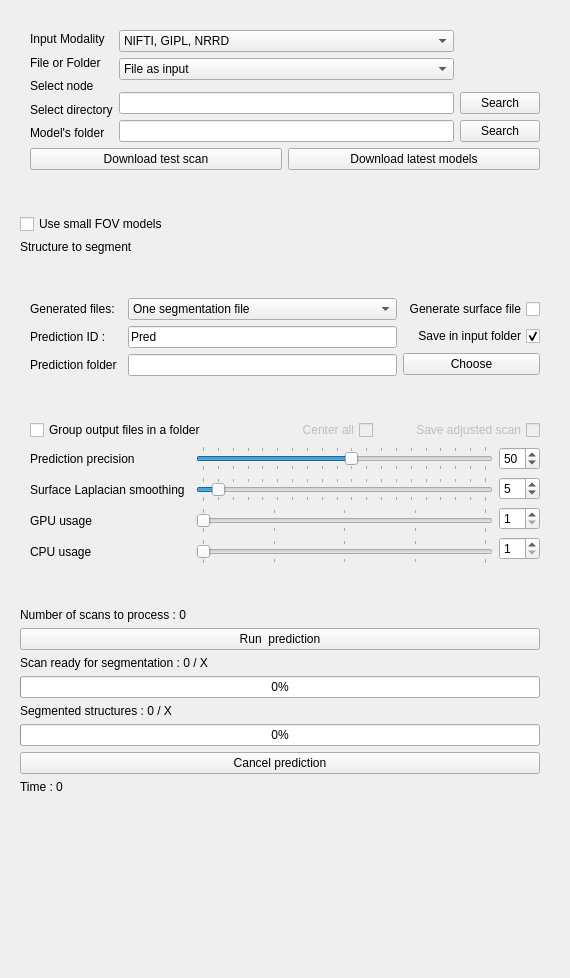
Qt form AMASSS/Resources/UI/AMASSS.ui (DCBIA-OrthoLab/SlicerAutomatedDentalTools) before a commit.
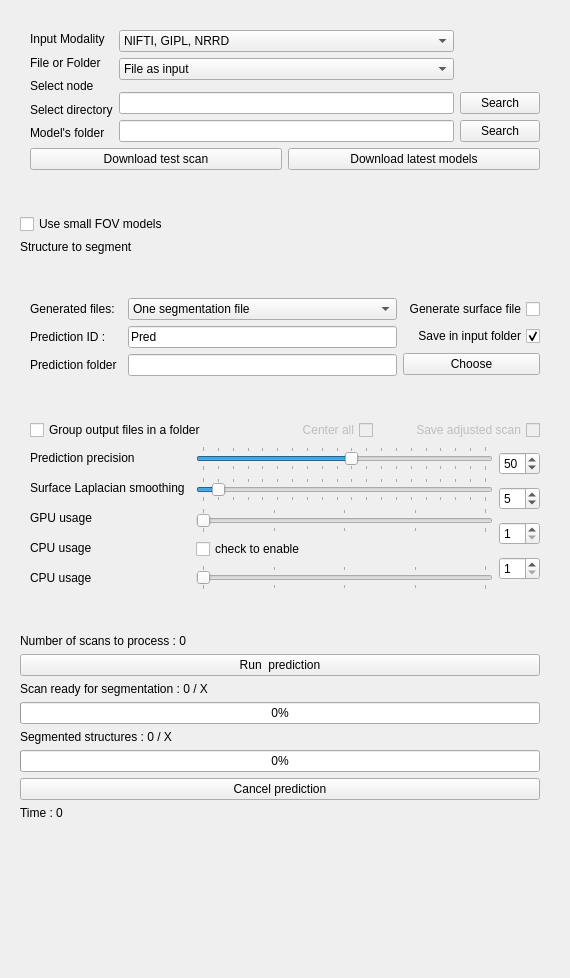
The same form after that commit. Custom widgets are drawn as their Qt base class.

Commit message: ENH: host memory choice

Diff of the .ui file:
```diff
--- a/AMASSS/Resources/UI/AMASSS.ui
+++ b/AMASSS/Resources/UI/AMASSS.ui
@@ -539,6 +539,17 @@
               </property>
              </widget>
             </item>
+            <item>
+             <layout class="QVBoxLayout" name="verticalLayout_5">
+              <item>
+               <widget class="QLabel" name="label_CPU_use">
+                <property name="text">
+                 <string>CPU usage</string>
+                </property>
+               </widget>
+              </item>
+             </layout>
+            </item>
             <item>
              <widget class="QLabel" name="label_4">
               <property name="text">
@@ -622,6 +633,13 @@
               </property>
              </widget>
             </item>
+            <item>
+             <widget class="QCheckBox" name="host_memory">
+              <property name="text">
+               <string>check to enable</string>
+              </property>
+             </widget>
+            </item>
             <item>
              <widget class="QSlider" name="horizontalSliderCPU">
               <property name="minimum">
```
Left out of the diff: 3 changed lines with no effect on the pictures. The commit also changes 3 other files.
